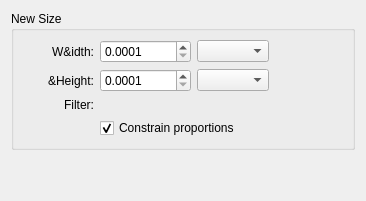
Above: plugins/extensions/imagesize/wdg_layersize.ui from KDE/krita before the change. Below: the same form after it.
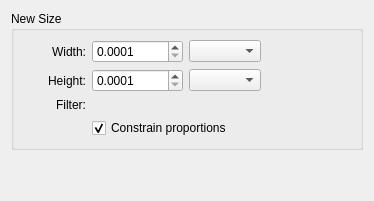
That is the form after the change. Custom widgets are drawn as their Qt base class.

Commit message: Fix small bug in aspect ratio management in the layersize dialog.

What changed in the file:
```diff
--- a/plugins/extensions/imagesize/wdg_layersize.ui
+++ b/plugins/extensions/imagesize/wdg_layersize.ui
@@ -6,7 +6,7 @@
    <rect>
     <x>0</x>
     <y>0</y>
-    <width>366</width>
+    <width>374</width>
     <height>201</height>
    </rect>
   </property>
@@ -55,7 +55,7 @@
       <item row="0" column="1">
        <widget class="QLabel" name="lblNewWidth">
         <property name="text">
-         <string>W&amp;idth:</string>
+         <string>Width:</string>
         </property>
         <property name="alignment">
          <set>Qt::AlignRight|Qt::AlignTrailing|Qt::AlignVCenter</set>
@@ -122,7 +122,7 @@
       <item row="1" column="1">
        <widget class="QLabel" name="lblNewHeight">
         <property name="text">
-         <string>&amp;Height:</string>
+         <string>Height:</string>
         </property>
         <property name="alignment">
          <set>Qt::AlignRight|Qt::AlignTrailing|Qt::AlignVCenter</set>
@@ -180,11 +180,6 @@
   </layout>
  </widget>
  <customwidgets>
-  <customwidget>
-   <class>KisCmbIDList</class>
-   <extends></extends>
-   <header>widgets/kis_cmb_idlist.h</header>
-  </customwidget>
   <customwidget>
    <class>KoAspectButton</class>
    <extends>QWidget</extends>
@@ -196,6 +191,11 @@
    <extends>QDoubleSpinBox</extends>
    <header>kis_double_parse_unit_spin_box.h</header>
   </customwidget>
+  <customwidget>
+   <class>KisCmbIDList</class>
+   <extends></extends>
+   <header>widgets/kis_cmb_idlist.h</header>
+  </customwidget>
  </customwidgets>
  <tabstops>
   <tabstop>newWidthDouble</tabstop>
```
The commit also changes 1 other file.
